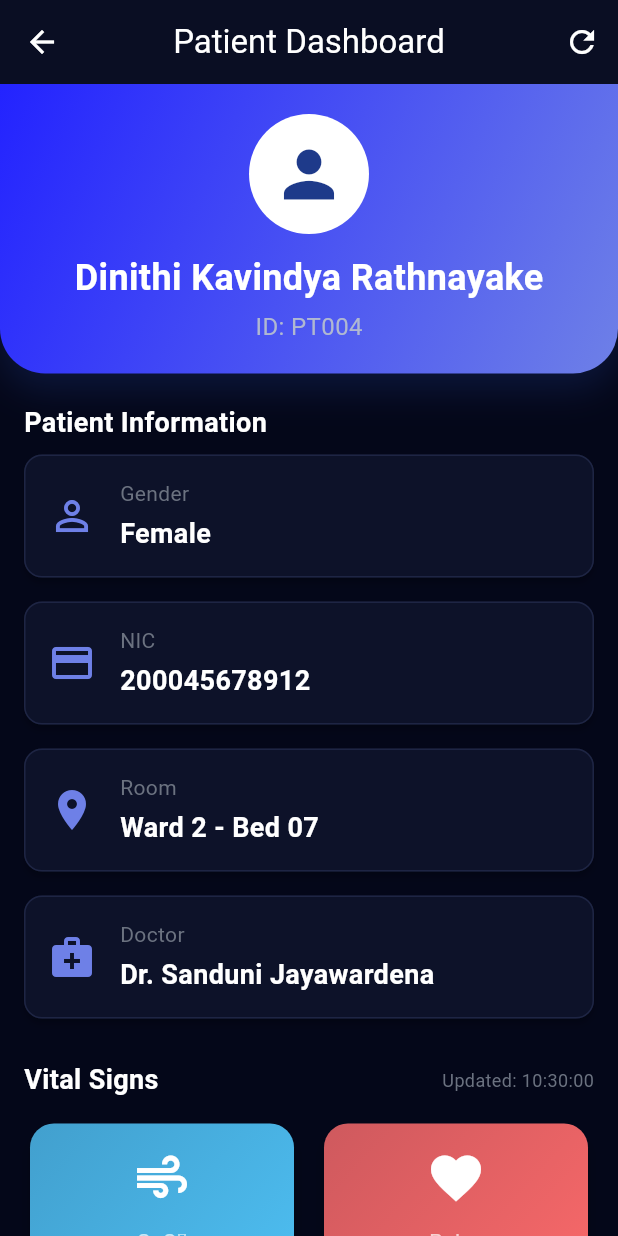
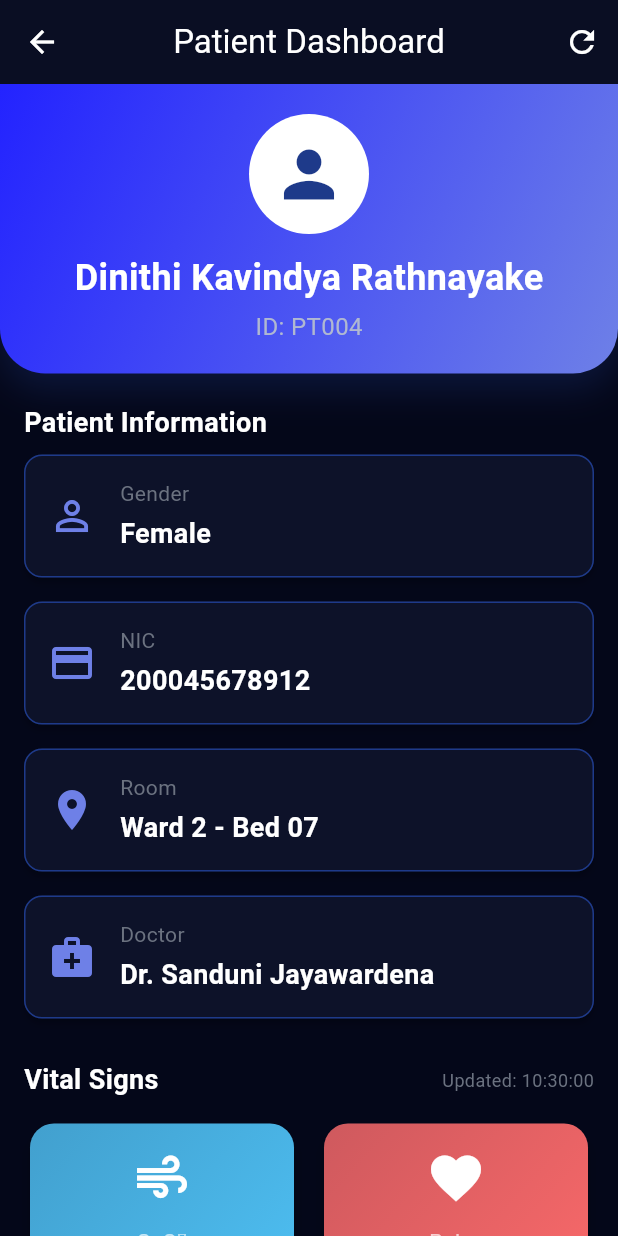
Before and after one commit to EdgeVitalsAI/Cognivus-Labs-Dev, a Flutter app: the DashboardScreen screen opened by its route, after a tap on the "refresh" icon, on a phone screen of 412 x 824 dp. Run offline on Flutter 3.47's test engine with Material 3 defaults, Android fonts, the phone set to English and light mode, and no system bars.

Commit message:
Change border and divider colors to blue theme
Updated border and divider colors for the blue theme.

```diff
--- a/mobile-app/Test_Flutter_Project/lib/theme/app_colors.dart
+++ b/mobile-app/Test_Flutter_Project/lib/theme/app_colors.dart
@@ -32,10 +32,10 @@ class AppColors {
   static const Color textMuted = Color(0xFF6B7280);
   static const Color textHint = Color(0xFF4B5563);
 
-  // Border & Divider Colors
-  static const Color border = Color(0xFF1E2544);
-  static const Color borderLight = Color(0xFF2A3352);
-  static const Color divider = Color(0xFF1A1F36);
+// Border & Divider Colors (Blue Theme)
+  static const Color border = Color(0xFF1E3A8A);
+  static const Color borderLight = Color(0xFF3B82F6);
+  static const Color divider = Color(0xFF1E40AF);
 
   // Gradient Colors (matching the design)
   static const List<Color> backgroundGradient = [
```
